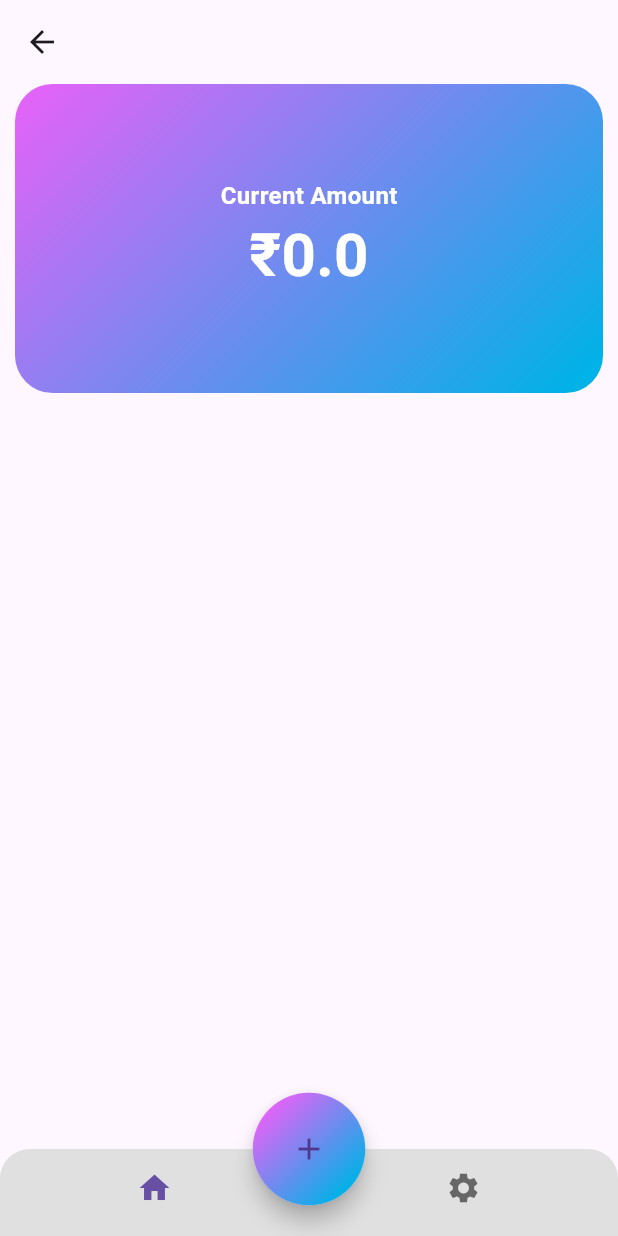
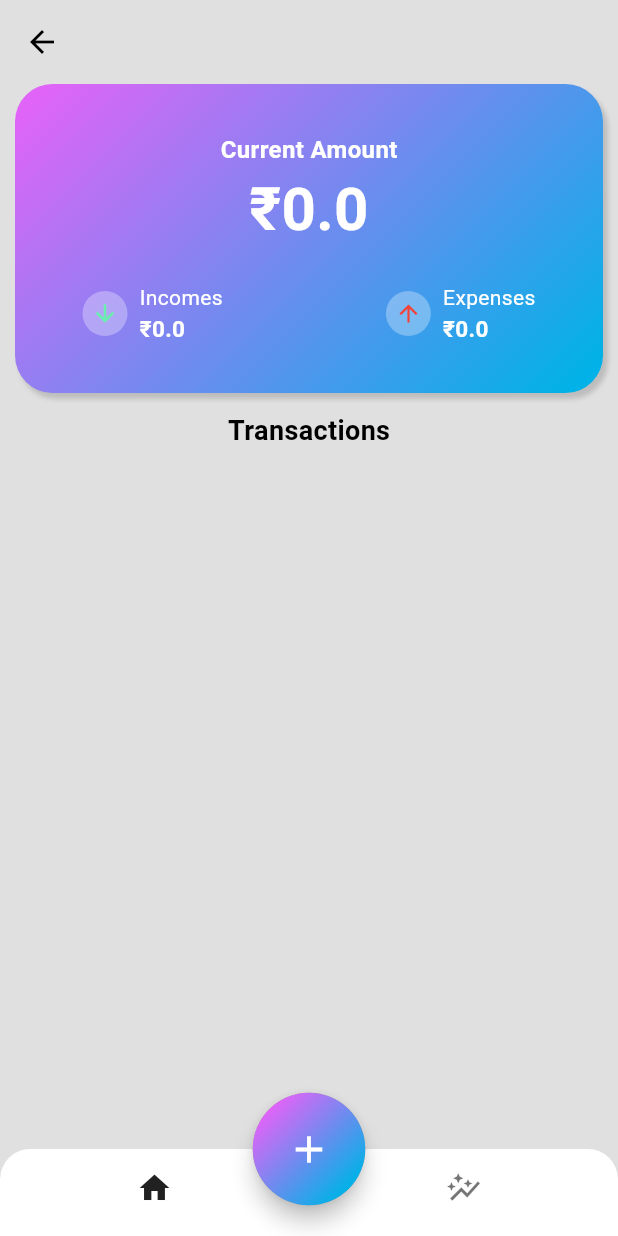
Before and after one commit to Neeth-N/finance_tracker_app, a Flutter app: the ProjectDetailsScreen screen opened directly with empty values, on a phone screen of 412 x 824 dp. Run offline on Flutter 3.47's test engine with Material 3 defaults, Android fonts, the phone set to English and light mode, and no system bars; our stand-ins replace cloud_firestore, firebase_core; accounts and stored records are empty.

Commit message:
second commit

```diff
--- a/lib/Models/project.dart
+++ b/lib/Models/project.dart
@@ -5,8 +5,10 @@ class Project {
   String name;
   double initialAmount;
   double currentAmount;
+  double incAmount;
+  double decAmount;
 
-  Project({required this.id, required this.name, required this.initialAmount, required this.currentAmount});
+  Project({required this.id, required this.name, required this.initialAmount, required this.currentAmount, required this.decAmount, required this.incAmount});
 
   factory Project.fromFirestore(DocumentSnapshot doc) {
     Map data = doc.data() as Map;
@@ -15,6 +17,8 @@ class Project {
       name: data['name'] ?? '',
       initialAmount: data['initialAmount']?.toDouble() ?? 0.0,
       currentAmount: data['currentAmount']?.toDouble() ?? 0.0,
+      incAmount: data['incAmount']?.toDouble() ?? 0.0,
+      decAmount: data['decAmount']?.toDouble() ?? 0.0,
     );
   }
 
@@ -23,6 +27,8 @@ class Project {
       'name': name,
       'initialAmount': initialAmount,
       'currentAmount': currentAmount,
+      'incAmount' : incAmount,
+      'decAmount' : decAmount
     };
   }
 }
--- a/lib/Screens/project_details_screen.dart
+++ b/lib/Screens/project_details_screen.dart
@@ -15,13 +15,15 @@ class ProjectDetailsScreen extends StatelessWidget {
     final firestore.DocumentReference projectDoc = firestore.FirebaseFirestore.instance.collection('projects').doc(project.id);
 
     return Scaffold(
+      backgroundColor: Theme.of(context).colorScheme.surface,
       appBar: AppBar(title: Text(project.name)),
       bottomNavigationBar: ClipRRect(
         borderRadius: const BorderRadius.vertical(top: Radius.circular(20)),
         child: BottomNavigationBar(
-          backgroundColor: Colors.grey.shade300,
+          backgroundColor: Theme.of(context).colorScheme.tertiary,
           showSelectedLabels:false,
           showUnselectedLabels: false,
+          selectedItemColor: Theme.of(context).colorScheme.inversePrimary,
           elevation: 3,
           items: const [
             BottomNavigationBarItem(
@@ -29,8 +31,8 @@ class ProjectDetailsScreen extends StatelessWidget {
                 label: 'Home'
             ),
             BottomNavigationBarItem(
-                icon: Icon(Icons.settings),
-                label: 'Settings'
+                icon: Icon(Icons.auto_graph_outlined),
+                label: 'Graph'
             )
           ],
         ),
@@ -57,16 +59,80 @@ class ProjectDetailsScreen extends StatelessWidget {
                       ],
                       transform: GradientRotation(pi/4)
                     ),
-                    borderRadius: BorderRadius.circular(25)
+                    borderRadius: BorderRadius.circular(25),
+                    boxShadow:[
+                      BoxShadow(
+                        blurRadius: 2,
+                        color: Colors.grey.shade400,
+                        offset: Offset(3,4)
+                    )
+                    ]
                   ),
                   child: Column(
                     mainAxisAlignment: MainAxisAlignment.center,
                     children: [
                       Text('Current Amount', style: TextStyle(fontSize: 16, color: Colors.white, fontWeight: FontWeight.w600),),
-                      Text('₹${updatedProject.currentAmount.toString()}',style: TextStyle(fontSize: 40, color: Colors.white, fontWeight: FontWeight.bold))
+                      Text('₹${updatedProject.currentAmount.toString()}',style: TextStyle(fontSize: 40, color: Colors.white, fontWeight: FontWeight.bold)),
+                      SizedBox(height: 20,),
+                      Padding(
+                        padding: const EdgeInsets.symmetric(horizontal: 45),
+                        child: Row(
+                          mainAxisAlignment: MainAxisAlignment.spaceBetween,
+                          children: [
+                            Row(
+                              children: [
+                                Container(
+                                  width: 30,
+                                  height: 30,
+                                  decoration: const BoxDecoration(
+                                    color: Colors.white30,
+                                    shape: BoxShape.circle
+                                  ),
+                                  child: const Center(
+                                    child: Icon(Icons.arrow_downward_outlined, size: 18, color: Colors.greenAccent),
+                                  ),
+                                ),
+                                SizedBox(width: 8,),
+                                Column(
+                                  crossAxisAlignment: CrossAxisAlignment.start,
+                                  children: [
+                                    const Text('Incomes', style: TextStyle(fontSize: 14, color: Colors.white, fontWeight: FontWeight.w400),),
+                                    Text('₹${updatedProject.incAmount.toString()}',style: TextStyle(fontSize: 15, color: Colors.white, fontWeight: FontWeight.w600)),
+                                  ],
+                                )
+                              ],
+                            ),
+                            Row(
+                              children: [
+                                Container(
+                                  width: 30,
+                                  height: 30,
+                                  decoration: const BoxDecoration(
+                                      color: Colors.white30,
+                                      shape: BoxShape.circle
+                                  ),
+                                  child: const Center(
+                                    child: Icon(Icons.arrow_upward_outlined, size: 18, color: Colors.red),
+                                  ),
+                                ),
+                                SizedBox(width: 8,),
+                                Column(
+                                  crossAxisAlignment: CrossAxisAlignment.start,
+                                  children: [
+                                    const Text('Expenses', style: TextStyle(fontSize: 14, color: Colors.white, fontWeight: FontWeight.w400),),
+                                    Text('₹${updatedProject.decAmount.toString()}',style: TextStyle(fontSize: 15, color: Colors.white, fontWeight: FontWeight.w600)),
+                                  ],
+                                )
+                              ],
+                            ),
+                          ],
+                        ),
+                      )
                     ],
                   )
               ),
+              SizedBox(height: 12,),
+              Text('Transactions', style: TextStyle(fontSize: 18, color: Theme.of(context).colorScheme.onSurface, fontWeight: FontWeight.bold),),
               Expanded(
                 child: StreamBuilder<firestore.QuerySnapshot>(
                   stream: firestore.FirebaseFirestore.instance
@@ -84,12 +150,22 @@ class ProjectDetailsScreen extends StatelessWidget {
                       itemCount: transactions.length,
                       itemBuilder: (context, index) {
                         var transaction = transactions[index];
-                        return ListTile(
-                          title: Text(transaction.description),
-                          subtitle: Text('Amount: ₹${transaction.amount.toString()}'),
-                          trailing: IconButton(
-                            icon: Icon(Icons.edit),
-                            onPressed: () => _showEditTransactionDialog(context, transaction, updatedProject),
+                        return Padding(
+                          padding: const EdgeInsets.all(6.0),
+                          child: Container(
+                            // height: 75,
+                            decoration: BoxDecoration(
+                              color: Theme.of(context).colorScheme.surface,
+                              borderRadius: BorderRadius.circular(12)
+                            ),
+                            child: ListTile(
+                              title: Text(transaction.description),
+                              subtitle: Text('Amount: ₹${transaction.amount.toString()}'),
+                              trailing: IconButton(
+                                icon: Icon(Icons.edit),
+                                onPressed: () => _showEditTransactionDialog(context, transaction, updatedProject),
+                              ),
+                            ),
                           ),
                         );
                       },
@@ -121,7 +197,7 @@ class ProjectDetailsScreen extends StatelessWidget {
                   transform: GradientRotation(pi/4)
               ),
             ),
-            child: Icon(Icons.add),
+            child: const Icon(Icons.add, color: Colors.white, size: 30),
           ),
         ),
       ),
@@ -164,6 +240,15 @@ class ProjectDetailsScreen extends StatelessWidget {
                   'date': firestore.Timestamp.now(),
                   'projectId': projectDoc.id,
                 });
+                if(amount<0){
+                  projectDoc.update({
+                    'decAmount': firestore.FieldValue.increment(amount),
+                  });
+                }else{
+                  projectDoc.update({
+                    'incAmount': firestore.FieldValue.increment(amount),
+                  });
+                }
                 projectDoc.update({
                   'currentAmount': firestore.FieldValue.increment(amount),
                 });
@@ -215,6 +300,15 @@ class ProjectDetailsScreen extends StatelessWidget {
                   'description': description,
                   'amount': amount,
                 });
+                if(amount<0){
+                  projectDoc.update({
+                    'decAmount': firestore.FieldValue.increment(amountDifference),
+                  });
+                }else{
+                  projectDoc.update({
+                    'incAmount': firestore.FieldValue.increment(amountDifference),
+                  });
+                }
                 projectDoc.update({
                   'currentAmount': firestore.FieldValue.increment(amountDifference),
                 });
--- /dev/null
+++ b/lib/Themes/dark_mode.dart
@@ -0,0 +1,11 @@
+import 'package:flutter/material.dart';
+
+ThemeData darkmode = ThemeData(
+  colorScheme: ColorScheme.dark(
+    surface: Colors.grey.shade900,
+    primary: Colors.grey.shade600,
+    secondary: Colors.grey.shade700,
+    tertiary: Colors.grey.shade800,
+    inversePrimary: Colors.grey.shade300,
+  ),
+);
--- /dev/null
+++ b/lib/Themes/light_mode.dart
@@ -0,0 +1,11 @@
+import 'package:flutter/material.dart';
+
+ThemeData lightmode = ThemeData(
+  colorScheme: ColorScheme.light(
+    surface: Colors.grey.shade300,
+    primary: Colors.grey.shade500,
+    secondary: Colors.grey.shade200,
+    tertiary: Colors.white,
+    inversePrimary: Colors.grey.shade900,
+  ),
+);
--- /dev/null
+++ b/lib/Themes/theme_provider.dart
@@ -0,0 +1,26 @@
+import 'package:flutter/material.dart';
+
+import 'dark_mode.dart';
+import 'light_mode.dart';
+
+
+class ThemeProvider with ChangeNotifier{
+  ThemeData _themeData = lightmode;
+
+  ThemeData get themeData => _themeData;
+
+  bool get isDarkMode => _themeData == darkmode;
+
+  set themeData(ThemeData themeData){
+    _themeData = themeData;
+    notifyListeners();
+  }
+
+  void toggleTheme(){
+    if(_themeData == lightmode){
+      themeData = darkmode;
+    } else {
+      themeData = lightmode;
+    }
+  }
+}
--- a/pubspec.yaml
+++ b/pubspec.yaml
@@ -37,6 +37,7 @@ dependencies:
   cupertino_icons: ^1.0.6
   firebase_core: ^3.2.0
   cloud_firestore: ^5.1.0
+  provider: ^6.1.2
 
 dev_dependencies:
   flutter_test:
```
Also changed, not shown: lib/Screens/home_screen.dart (+9 -5 lines), lib/main.dart (+11 -3 lines), pubspec.lock.
